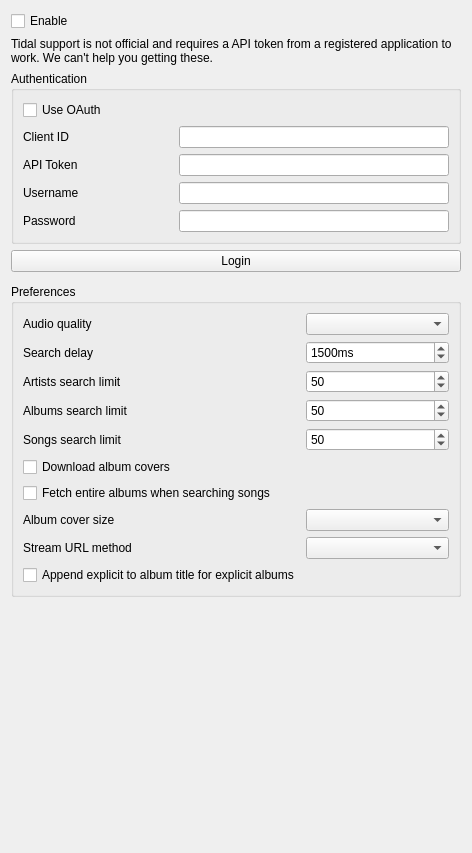
First picture: the form in src/settings/tidalsettingspage.ui, repository strawberrymusicplayer/strawberry, before the edit.
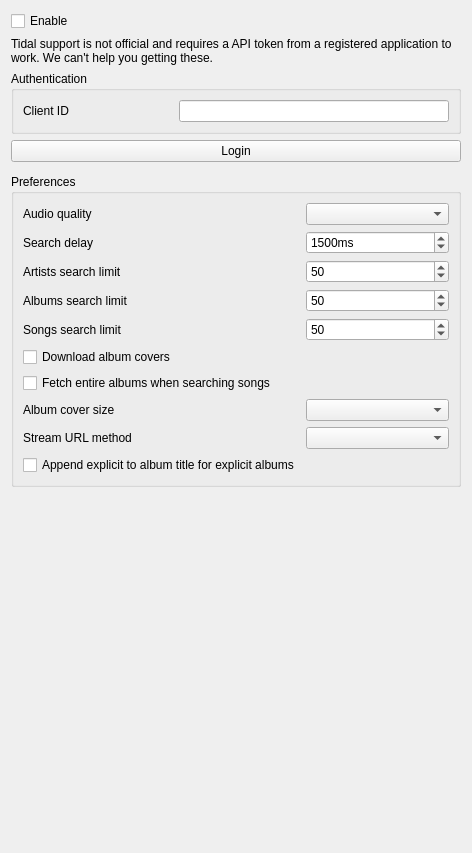
Second picture: the form after the edit. Icons and pictures are not drawn. Custom widgets are drawn as their Qt base class.

Commit message: Tidal: Remove deprecated username/password login

The edit to the form file:
```diff
--- a/src/settings/tidalsettingspage.ui
+++ b/src/settings/tidalsettingspage.ui
@@ -47,13 +47,6 @@
      </property>
      <layout class="QFormLayout" name="layout_credential_group">
       <item row="0" column="0">
-       <widget class="QCheckBox" name="oauth">
-        <property name="text">
-         <string>Use OAuth</string>
-        </property>
-       </widget>
-      </item>
-      <item row="1" column="0">
        <widget class="QLabel" name="label_client_id">
         <property name="minimumSize">
          <size>
@@ -66,74 +59,13 @@
         </property>
        </widget>
       </item>
-      <item row="1" column="1">
+      <item row="0" column="1">
        <widget class="QLineEdit" name="client_id">
         <property name="text">
          <string notr="true"/>
         </property>
        </widget>
       </item>
-      <item row="2" column="0">
-       <widget class="QLabel" name="label_api_token">
-        <property name="minimumSize">
-         <size>
-          <width>150</width>
-          <height>0</height>
-         </size>
-        </property>
-        <property name="text">
-         <string>API Token</string>
-        </property>
-       </widget>
-      </item>
-      <item row="2" column="1">
-       <widget class="QLineEdit" name="api_token">
-        <property name="minimumSize">
-         <size>
-          <width>200</width>
-          <height>0</height>
-         </size>
-        </property>
-        <property name="text">
-         <string notr="true"/>
-        </property>
-       </widget>
-      </item>
-      <item row="3" column="0">
-       <widget class="QLabel" name="label_username">
-        <property name="text">
-         <string>Username</string>
-        </property>
-       </widget>
-      </item>
-      <item row="3" column="1">
-       <layout class="QHBoxLayout" name="horizontalLayout">
-        <item>
-         <widget class="QLineEdit" name="username">
-          <property name="text">
-           <string notr="true"/>
-          </property>
-         </widget>
-        </item>
-       </layout>
-      </item>
-      <item row="4" column="0">
-       <widget class="QLabel" name="label_password">
-        <property name="text">
-         <string>Password</string>
-        </property>
-       </widget>
-      </item>
-      <item row="4" column="1">
-       <widget class="QLineEdit" name="password">
-        <property name="text">
-         <string notr="true"/>
-        </property>
-        <property name="echoMode">
-         <enum>QLineEdit::EchoMode::Password</enum>
-        </property>
-       </widget>
-      </item>
      </layout>
     </widget>
    </item>
```
Left out of the diff: 10 changed lines with no effect on the pictures. The commit also changes 13 other files.
